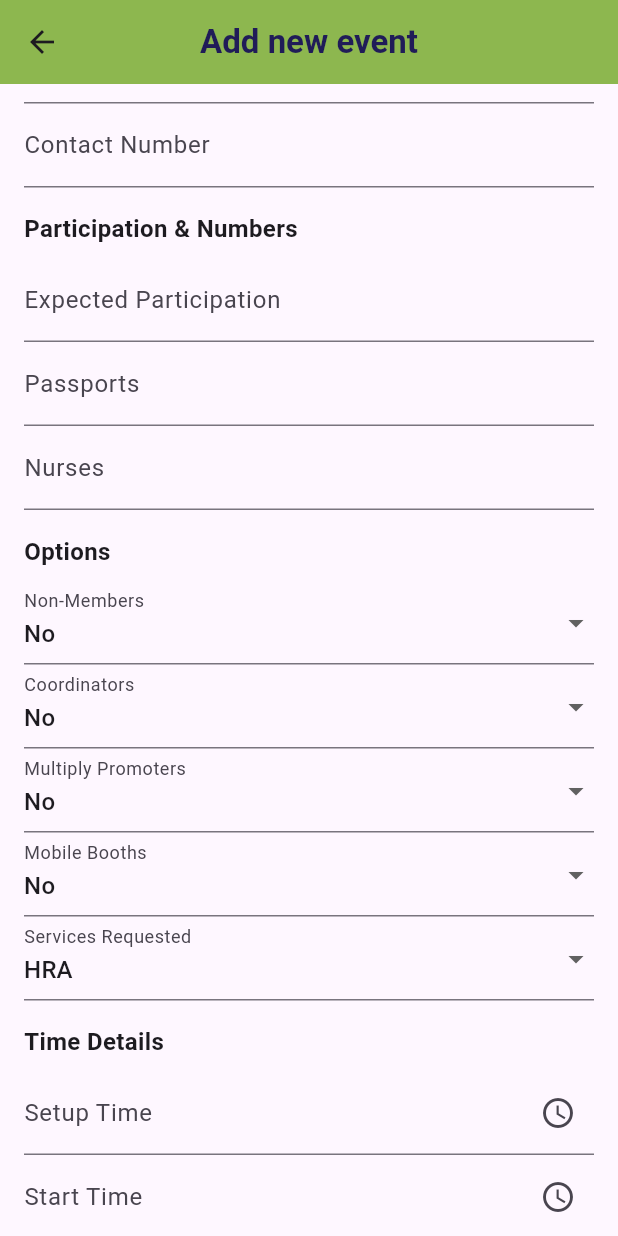
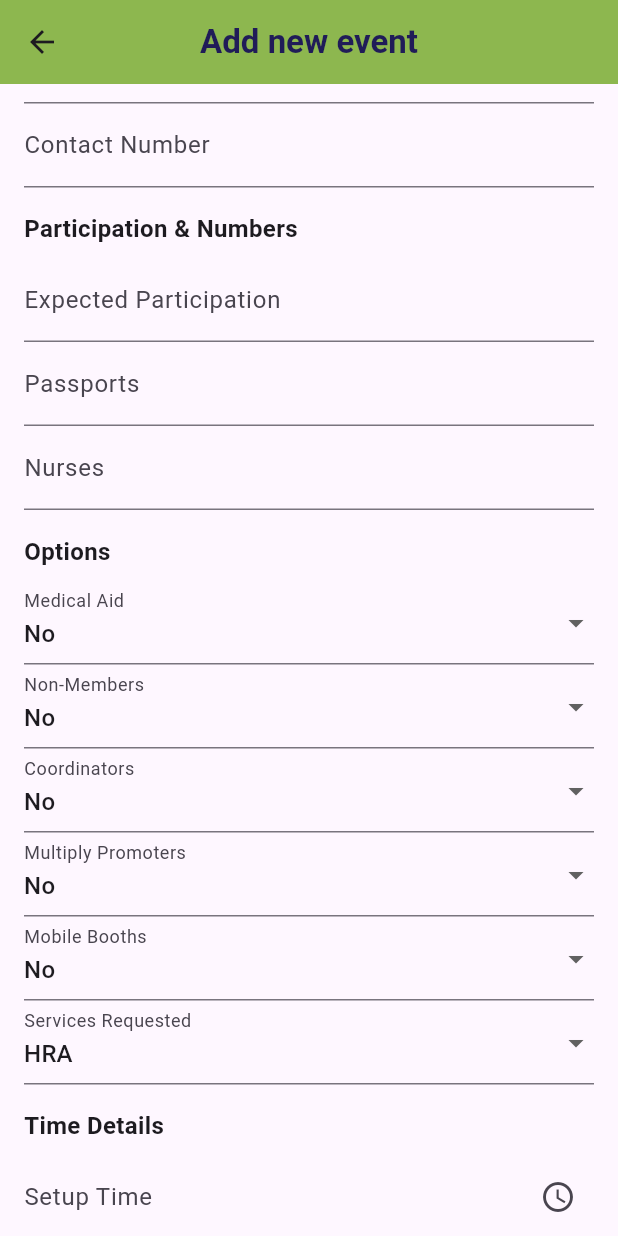
Before and after one commit to munashethedeveloper/kenwell_health_app, a Flutter app: the EventScreen screen opened by its route, scrolled down 576 dp, on a phone screen of 412 x 824 dp. Run offline on Flutter 3.47's test engine with Material 3 defaults, Android fonts, the phone set to English and light mode, and no system bars; our stand-ins replace cloud_firestore, firebase_auth, package_info_plus, shared_preferences, signature, table_calendar; accounts and stored records are empty.

Commit message:
Updated the event field medical aid

```diff
--- a/lib/domain/models/wellness_event.dart
+++ b/lib/domain/models/wellness_event.dart
@@ -22,7 +22,8 @@ class WellnessEvent {
   final String startTime;
   final String endTime;
   final String strikeDownTime;
-  final String medicalAidOption;
+  //final String medicalAidOption;
+  final String medicalAid;
   final String mobileBooths;
   final String? description; // optional
 
@@ -48,8 +49,9 @@ class WellnessEvent {
     required this.startTime,
     required this.endTime,
     required this.strikeDownTime,
-    required this.medicalAidOption,
+    //required this.medicalAidOption,
     required this.mobileBooths,
     this.description,
+    required this.medicalAid,
   }) : id = id ?? const Uuid().v4(); // <-- auto-generate unique ID
 }
--- a/lib/ui/features/event/view_model/event_view_model.dart
+++ b/lib/ui/features/event/view_model/event_view_model.dart
@@ -18,7 +18,7 @@ class EventViewModel extends ChangeNotifier {
   final startTimeController = TextEditingController();
   final endTimeController = TextEditingController();
   final strikeDownTimeController = TextEditingController();
-  final medicalAidController = TextEditingController();
+  //final medicalAidController = TextEditingController();
   final dateController = TextEditingController();
 
   // Dropdowns
@@ -27,6 +27,7 @@ class EventViewModel extends ChangeNotifier {
   String multiplyPromoters = 'No';
   String mobileBooths = 'No';
   String servicesRequested = 'HRA';
+  String medicalAid = "No";
 
   // Events
   final List<WellnessEvent> _events = [];
@@ -53,7 +54,7 @@ class EventViewModel extends ChangeNotifier {
     startTimeController.text = e.startTime;
     endTimeController.text = e.endTime;
     strikeDownTimeController.text = e.strikeDownTime;
-    medicalAidController.text = e.medicalAidOption;
+    //medicalAidController.text = e.medicalAidOption;
 
     dateController.text =
         "${e.date.year}-${e.date.month.toString().padLeft(2, '0')}-${e.date.day.toString().padLeft(2, '0')}";
@@ -63,6 +64,7 @@ class EventViewModel extends ChangeNotifier {
     multiplyPromoters = e.multiplyPromoters == 1 ? 'Yes' : 'No';
     mobileBooths = e.mobileBooths;
     servicesRequested = e.servicesRequested;
+    medicalAid = e.medicalAid;
 
     notifyListeners();
   }
@@ -113,8 +115,9 @@ class EventViewModel extends ChangeNotifier {
       startTime: startTimeController.text,
       endTime: endTimeController.text,
       strikeDownTime: strikeDownTimeController.text,
-      medicalAidOption: medicalAidController.text,
+      //medicalAidOption: medicalAidController.text,
       mobileBooths: mobileBooths,
+      medicalAid: medicalAid,
     );
   }
 
@@ -148,7 +151,7 @@ class EventViewModel extends ChangeNotifier {
     startTimeController.clear();
     endTimeController.clear();
     strikeDownTimeController.clear();
-    medicalAidController.clear();
+    //medicalAidController.clear();
     dateController.clear();
   }
 
@@ -169,7 +172,7 @@ class EventViewModel extends ChangeNotifier {
     startTimeController.dispose();
     endTimeController.dispose();
     strikeDownTimeController.dispose();
-    medicalAidController.dispose();
+    //medicalAidController.dispose();
     dateController.dispose();
     super.dispose();
   }
--- a/lib/ui/features/event/widgets/event_details_screen.dart
+++ b/lib/ui/features/event/widgets/event_details_screen.dart
@@ -48,7 +48,7 @@ class EventDetailsScreen extends StatelessWidget {
             _detailRow(
                 'Multiply Promoters', event.multiplyPromoters.toString()),
             _detailRow('Mobile Booths', event.mobileBooths),
-            _detailRow('Medical Aid Option', event.medicalAidOption),
+            _detailRow('Medical Aid Option', event.medicalAid),
             if (event.description != null && event.description!.isNotEmpty)
               _detailRow('Description', event.description!),
           ],
--- a/lib/ui/features/event/widgets/event_screen.dart
+++ b/lib/ui/features/event/widgets/event_screen.dart
@@ -171,12 +171,15 @@ class EventScreen extends StatelessWidget {
               decoration: const InputDecoration(labelText: 'Nurses'),
               keyboardType: TextInputType.number,
             ),
+
             const SizedBox(height: 16),
 
             // Dropdown Options
             const Text('Options',
                 style: TextStyle(fontWeight: FontWeight.bold, fontSize: 16)),
             const SizedBox(height: 8),
+            buildDropdown('Medical Aid', viewModel.medicalAid, ['Yes', 'No'],
+                (val) => viewModel.medicalAid = val),
             buildDropdown('Non-Members', viewModel.nonMembers, ['Yes', 'No'],
                 (val) => viewModel.nonMembers = val),
             buildDropdown('Coordinators', viewModel.coordinators, ['Yes', 'No'],
@@ -198,11 +201,6 @@ class EventScreen extends StatelessWidget {
             buildTimeField('End Time', viewModel.endTimeController),
             buildTimeField(
                 'Strike Down Time', viewModel.strikeDownTimeController),
-            TextFormField(
-              controller: viewModel.medicalAidController,
-              decoration:
-                  const InputDecoration(labelText: 'Medical Aid Option'),
-            ),
 
             const SizedBox(height: 20),
             Center(
```
